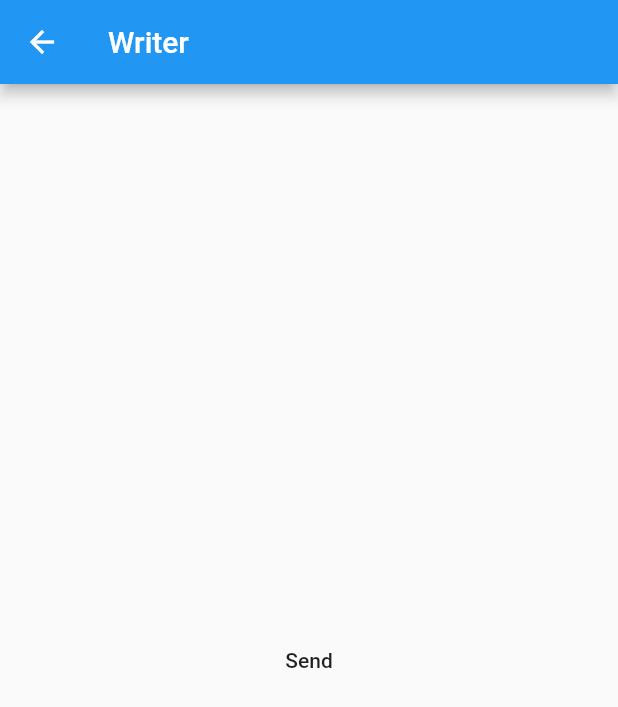
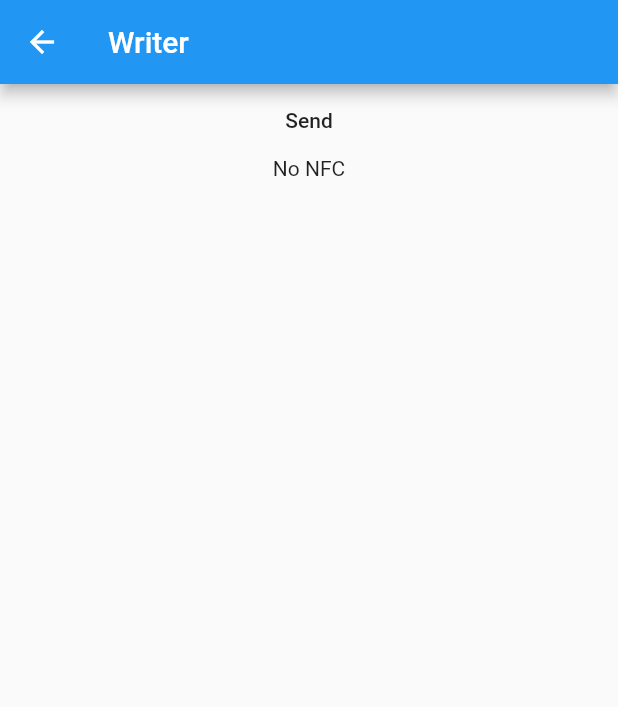
Before and after one commit to nikkiedd/DevHakcs, a Flutter app: the NFCWriterWidget screen opened directly, after a tap on "Send", on a phone screen of 412 x 824 dp. Shown: the top 707 px of the screen. Run offline on Flutter 3.47's test engine with Material 2 defaults, Android fonts, the phone set to English and light mode, and no system bars; missing offline and left inert: nfc_in_flutter, oauth2.

Commit message:
no message

```diff
--- a/future_in_banking/lib/NFCWriter.dart
+++ b/future_in_banking/lib/NFCWriter.dart
@@ -8,9 +8,14 @@ class NFCWriterWidget extends StatefulWidget {
 }
 
 class _NFCWriterWidgettate extends State<NFCWriterWidget> {
+  String id = "";
 
   _sendData(){
-    NFCProvider.GetProvider().Write();
+    NFCProvider.GetProvider().Write().then((id) {
+      setState(() {
+        this.id = id;
+      });
+    });
   }
 
   @override
@@ -20,7 +25,10 @@ class _NFCWriterWidgettate extends State<NFCWriterWidget> {
           title: Text("Writer"),
         ),
         body: Center(
-          child: FlatButton(child: Text("Send"), onPressed: _sendData,),
+          child: Column(children: <Widget>[
+            FlatButton(child: Text("Send"), onPressed: _sendData,),
+            Text(id)
+          ],)
         )
     );
   }
--- a/future_in_banking/lib/providers/NFCProvider.dart
+++ b/future_in_banking/lib/providers/NFCProvider.dart
@@ -1,6 +1,6 @@
 import 'package:nfc_in_flutter/nfc_in_flutter.dart';
 class NFCProvider{
-  bool _supportsNFC;
+  bool _supportsNFC = false;
   static NFCProvider _provider;
 
   static NFCProvider GetProvider(){
@@ -11,25 +11,25 @@ class NFCProvider{
     return _provider;
   }
 
-  void Init() {
-    NFC.isNDEFSupported
-        .then((bool isSupported) {
-        _supportsNFC = isSupported;
-    });
+  Future Init() async {
+    _supportsNFC = await NFC.isNDEFSupported;
   }
 
-  void Write(){
+  Future<String> Write() async {
+    if(!_supportsNFC){
+      return "No NFC";
+    }
     NDEFMessage newMessage = NDEFMessage.withRecords(
        [NDEFRecord.text("hello world")]
     );
-    Stream<NDEFTag> stream = NFC.writeNDEF(newMessage, once: true);
-
-    stream.listen((NDEFTag tag) {
-      print("only wrote to one tag!");
-    });
+    NDEFTag tag = await NFC.writeNDEF(newMessage, once: true).first;
+    return tag.id;
   }
 
   Future<String> Read() async {
+    if(!_supportsNFC){
+      return "No NFC";
+    }
     NDEFMessage message = await NFC.readNDEF(once: true).first;
     return message.payload;
   }
```
Also changed, not shown: 1 other file.
